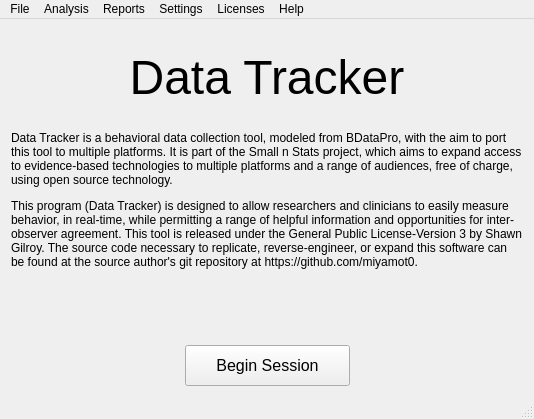
First picture: the form in startwindow.ui, repository miyamot0/DataTracker3, before the edit.
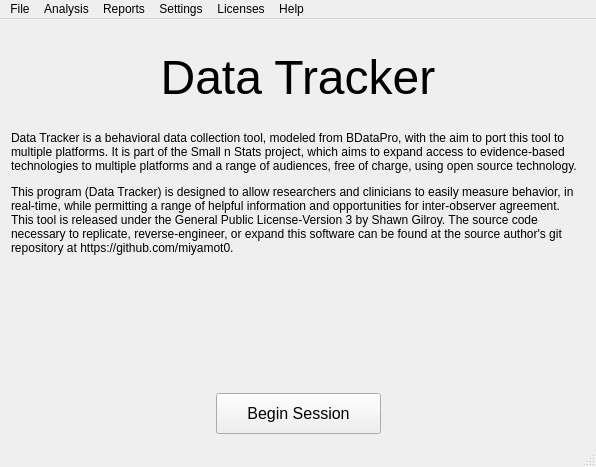
Second picture: the form after the edit. Icons and pictures are not drawn.

Commit message: Mac os sizing

```diff
--- a/startwindow.ui
+++ b/startwindow.ui
@@ -6,8 +6,8 @@
    <rect>
     <x>0</x>
     <y>0</y>
-    <width>534</width>
-    <height>419</height>
+    <width>596</width>
+    <height>467</height>
    </rect>
   </property>
   <property name="windowTitle">
@@ -116,8 +116,8 @@
     <rect>
      <x>0</x>
      <y>0</y>
-     <width>534</width>
-     <height>21</height>
+     <width>596</width>
+     <height>22</height>
     </rect>
    </property>
    <widget class="QMenu" name="menuFile">
```
